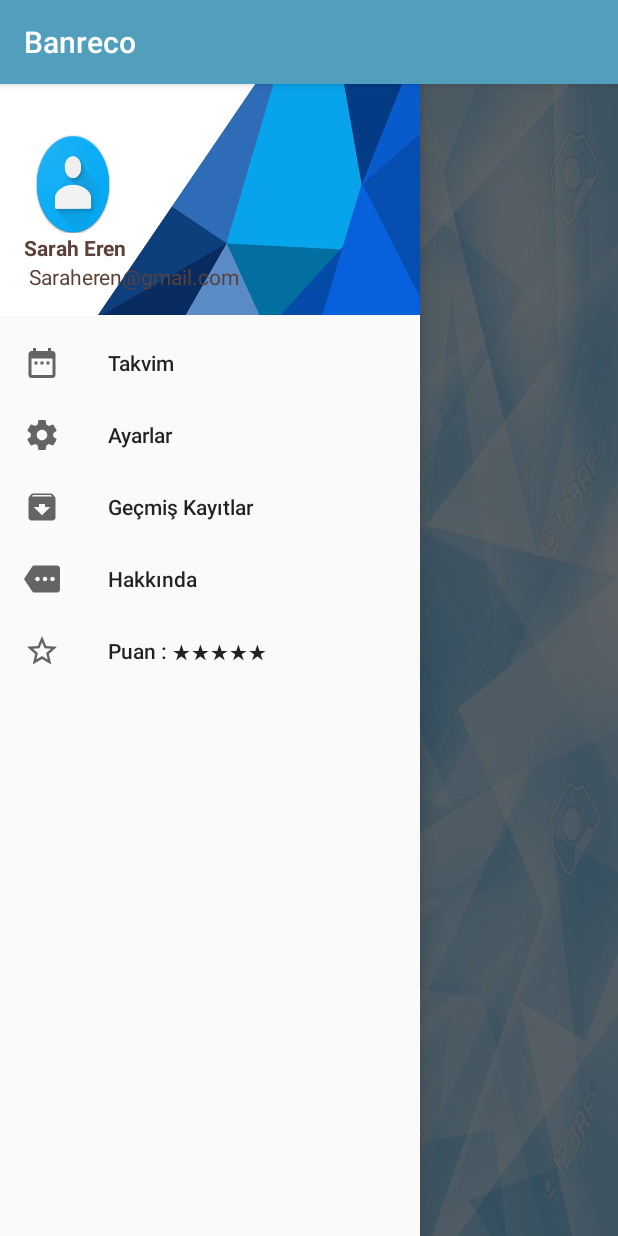
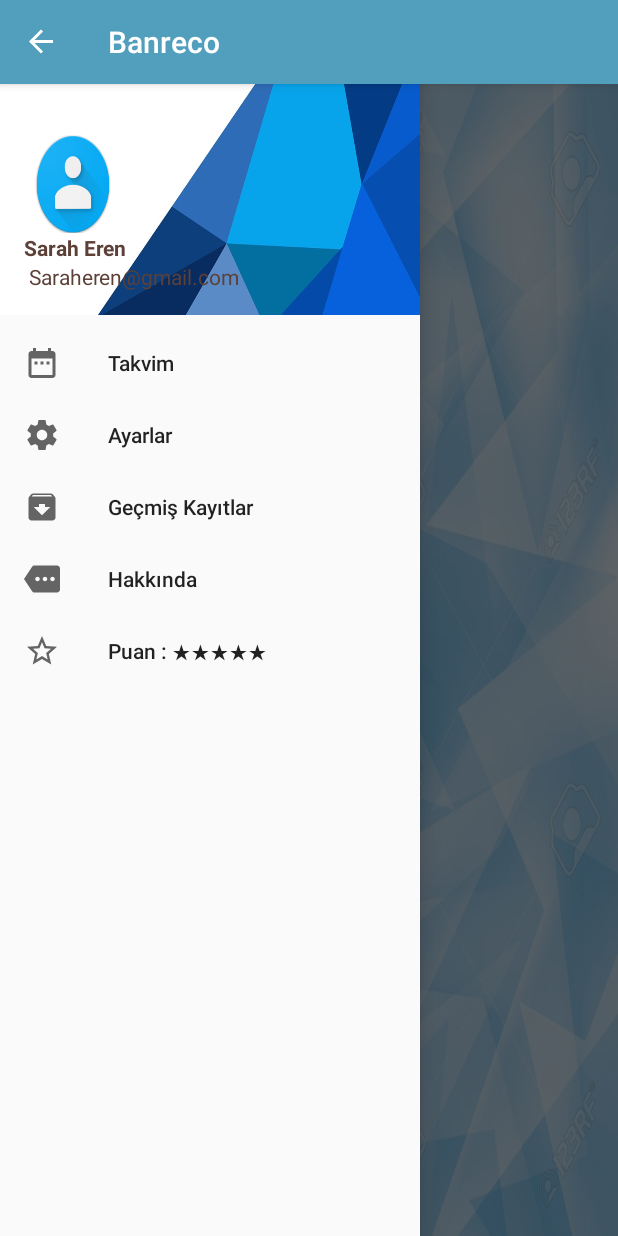
Before and after one commit to furkanarabaci/Banreco, an Android app: the screen it shows after launch (CameraActivity), in the side drawer, after a tap on "Ayarlar", on a phone screen of 412 x 824 dp. Run offline under Robolectric (Android 15) with nearby library versions, the phone set to English and light mode, and no system bars.

```diff
--- a/app/src/main/java/com/illegaldisease/banreco/CameraActivity.kt
+++ b/app/src/main/java/com/illegaldisease/banreco/CameraActivity.kt
@@ -1,12 +1,43 @@
 package com.illegaldisease.banreco
 
+import android.os.Bundle
+import android.support.v4.widget.DrawerLayout
+import android.support.v7.app.ActionBarDrawerToggle
 import android.support.v7.app.AppCompatActivity
-import android.os.Bundle
+import android.view.MenuItem
+
 
 class CameraActivity : AppCompatActivity() {
+
+    private var mDrawerLayout: DrawerLayout? = null
+
+    private var mToggle: ActionBarDrawerToggle? = null
 
     override fun onCreate(savedInstanceState: Bundle?) {
         super.onCreate(savedInstanceState)
         setContentView(R.layout.activity_camera)
+
+        mDrawerLayout = findViewById(R.id.drawer_layout) as DrawerLayout
+        mToggle = ActionBarDrawerToggle(this, mDrawerLayout, R.string.open, R.string.close)
+
+        mDrawerLayout!!.addDrawerListener(mToggle!!)
+        mToggle!!.syncState()
+        getSupportActionBar()?.setDisplayHomeAsUpEnabled(true)
+
+
     }
+
+
+    override fun onOptionsItemSelected(item: MenuItem): Boolean {
+
+
+        if (mToggle!!.onOptionsItemSelected(item))
+
+                    return true ;
+
+
+                    return super.onOptionsItemSelected(item)
+
+
 }
+}
--- a/app/src/main/res/layout/activity_camera.xml
+++ b/app/src/main/res/layout/activity_camera.xml
@@ -7,6 +7,8 @@
     android:layout_width="match_parent"
     android:layout_height="match_parent"
     android:fitsSystemWindows="true">
+
+
 
     <!-- Layout to contain contents of main body of screen (drawer will slide over this) -->
     <FrameLayout
--- a/app/src/main/res/values/strings.xml
+++ b/app/src/main/res/values/strings.xml
@@ -1,3 +1,5 @@
 <resources>
     <string name="app_name">Banreco</string>
+    <string name="open">Open</string>
+    <string name="close">Close</string>
 </resources>
```
